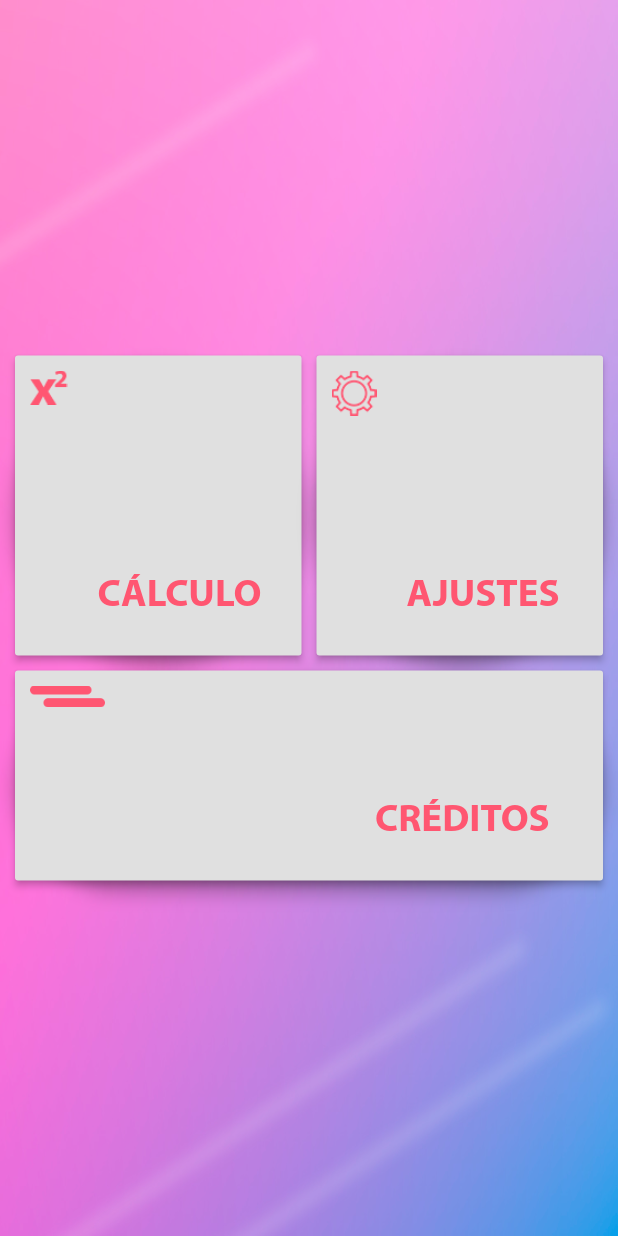
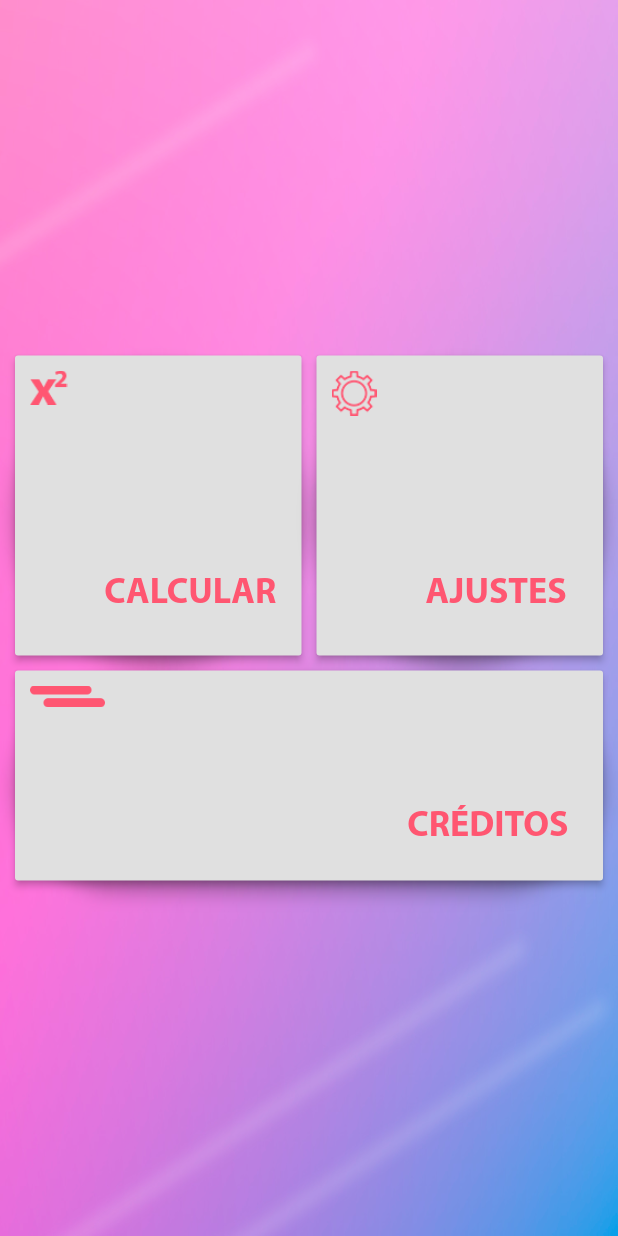
Before and after one commit to vsoldera/App-Resmat, a Flutter app: the screen it shows after launch, after a tap on "AJUSTES", after a tap on "Voltar", on a phone screen of 412 x 824 dp. Run offline on Flutter 3.47's test engine with Material 2 defaults, Android fonts, the phone set to English and light mode, and no system bars; our stand-ins replace shared_preferences.

Commit message:
Finalizado
Ajustes gerais e novas funcoes que implementao a mudanca de idioma em varias paginas. Shared preferences agora engloba tambem os sistemas de medidas. A Home ja suporta automaticamente a mudanca de idioma

```diff
--- a/resmat/lang/en.json
+++ b/resmat/lang/en.json
@@ -2,7 +2,9 @@
     "home":
         {
             "title" : "Home",
-            "buttonEnglish": ""
+            "button1": "CALCULATE",
+            "button2": "SETTINGS",
+            "button3": "CREDITS"
         }
     ,
     "configurations":
--- a/resmat/lang/pt.json
+++ b/resmat/lang/pt.json
@@ -2,7 +2,9 @@
     "home":
         {
             "title" : "Início",
-            "buttonEnglish": ""
+            "button1": "CALCULAR",
+            "button2": "AJUSTES",
+            "button3": "CRÉDITOS"
         }
     ,
     "configurations":
--- a/resmat/lib/Configurations.dart
+++ b/resmat/lib/Configurations.dart
@@ -7,7 +7,11 @@ import 'Language.dart';
 const Locale ptbr = Locale("pt", "BR");
 const Locale english = Locale("en", "US");
 Future<String> switchDeLinguagem;
-
+Future<String> confBtnSetCor;
+var colorImperialButton;
+var colorInternationalButton;
+var colorPtButton;
+var colorEnButton;
 
 class ConfigurationsPage extends StatefulWidget{
 
@@ -22,12 +26,31 @@ class ConfigurationsPage extends StatefulWidget{
 class _ConfigButtonsWidget extends State<ConfigurationsPage> {
 
 
+   Future<String> verificaSetSistemaMedida() async{ //vai verificar no shared preferences o que o usuario havia selecionado, caso nao bata com nadoka seta international bb, pq esse é o role
+    String aux = await SharedPreferenceSetting().getSystem();
+    if(aux == "imperial"){
+      colorInternationalButton = Color.fromRGBO(255, 86, 113, 1);
+      colorImperialButton = Color.fromRGBO(143, 48, 58, 1);
+      return "imperial";
+    }
+    else{
+       colorImperialButton = Color.fromRGBO(255, 86, 113, 1);
+       colorInternationalButton = Color.fromRGBO(143, 48, 58, 1);
+      return "international";
+
+    }
+  }
+
   Future<String> verificaSetLinguagemDeUsuario() async{
     String aux = await SharedPreferenceSetting().getLanguage();
     if(aux == "en"){
+      colorEnButton =  Color.fromRGBO(143, 48, 58, 1);
+      colorPtButton =  Color.fromRGBO(255, 86, 113, 1);
       return "en";
     }
     else{
+       colorEnButton =   Color.fromRGBO(255, 86, 113, 1);
+      colorPtButton = Color.fromRGBO(143, 48, 58, 1);
       return "pt";
 
     }
@@ -35,6 +58,11 @@ class _ConfigButtonsWidget extends State<ConfigurationsPage> {
 
 
   Widget build(BuildContext context) {
+
+
+
+
+
 
     var body = Center(//BODY DO APP
       heightFactor: 3,
@@ -99,7 +127,7 @@ class _ConfigButtonsWidget extends State<ConfigurationsPage> {
                                          shape: RoundedRectangleBorder(
                                           borderRadius: BorderRadius.circular(10.0),
                                           side: BorderSide(color: Colors.red)),
-                                          color: Color.fromRGBO(255, 86, 113, 1),
+                                          color: colorEnButton,
                                           textColor: Colors.white,
                                           onPressed:   _toggleLanguageEN,
                                           child:
@@ -129,7 +157,7 @@ class _ConfigButtonsWidget extends State<ConfigurationsPage> {
                                          shape: RoundedRectangleBorder(
                                           borderRadius: BorderRadius.circular(10.0),
                                           side: BorderSide(color: Colors.red)),
-                                          color: Color.fromRGBO(255, 86, 113, 1),
+                                          color: colorPtButton,
                                           textColor: Colors.white,
                                           onPressed:   _toggleLanguagePT,
                                           child:
@@ -153,6 +181,13 @@ class _ConfigButtonsWidget extends State<ConfigurationsPage> {
                               ),
                             ),
                                 Align(alignment: Alignment.topLeft,child: Text(AppLocalizations.of(context).translate("configurations", snapshot.data, "secondTitle"),textAlign: TextAlign.left, style: TextStyle(fontSize: 30, fontFamily: 'Myriad-Bold', color: Color.fromRGBO(77, 76, 76, 1)))),
+
+                                FutureBuilder(
+                                  future: confBtnSetCor, // essa variavel vai definir qual sistema de media esta selecionado e mudar a cor dele de fundinho bjos
+                                  builder: (context, result) {
+                                    if (result.hasData) {
+
+                                      return
                                           Container(
                                             child:Row(
                                             mainAxisAlignment: MainAxisAlignment.spaceEvenly,
@@ -165,9 +200,9 @@ class _ConfigButtonsWidget extends State<ConfigurationsPage> {
                                                   shape: RoundedRectangleBorder(
                                                     borderRadius: BorderRadius.circular(10.0),
                                                     side: BorderSide(color: Colors.red)),
-                                          color: Color.fromRGBO(255, 86, 113, 1),
+                                                    color: colorInternationalButton,
                                                     textColor: Colors.white,
-                                          onPressed:  (){},
+                                                    onPressed: _toggleSystemInternational,
                                                     child:
                                                     Row(
                                                       mainAxisAlignment: MainAxisAlignment.spaceEvenly,
@@ -192,9 +227,9 @@ class _ConfigButtonsWidget extends State<ConfigurationsPage> {
                                                   shape: RoundedRectangleBorder(
                                                     borderRadius: BorderRadius.circular(10.0),
                                                     side: BorderSide(color: Colors.red)),
-                                          color: Color.fromRGBO(255, 86, 113, 1),
+                                                    color:colorImperialButton,
                                                     textColor: Colors.white,
-                                          onPressed:  (){},
+                                                    onPressed:  _toggleSystemImperial,
                                                     child:
                                                     Row(
                                                       mainAxisAlignment: MainAxisAlignment.spaceEvenly,
@@ -213,7 +248,24 @@ class _ConfigButtonsWidget extends State<ConfigurationsPage> {
 
                                               ],
                                             ),
+                                          );
+
+
+
+
+
+                                    }else{
+                                       return Center(
+                                        child: CircularProgressIndicator(),
+                                       );
+                                    }
+
+                                  }
                                 )
+
+
+
+
                               ],
                             ),
                           );
@@ -234,11 +286,18 @@ class _ConfigButtonsWidget extends State<ConfigurationsPage> {
       appBar: null,
           body: body,
       );
+
+
+
+
+
+
+
 }
-
 
  void initState(){
     switchDeLinguagem =  verificaSetLinguagemDeUsuario(); // a chamada de valor DEVE SER SEMPRE antes do initSate*** devido a arvore de construcao do widget
+    confBtnSetCor = verificaSetSistemaMedida(); //seta logo de inicio o que vc quer mano, nao perde tempo, future is logo la
     super.initState();
 
   }
@@ -260,4 +319,17 @@ void _toggleLanguagePT() {
   });
 }
 
+void _toggleSystemImperial()  {
+  setState(() {
+    SharedPreferenceSetting().setSystem("imperial");
+    confBtnSetCor =  verificaSetSistemaMedida();
+  });
 }
+void _toggleSystemInternational()  {
+  setState(() {
+    SharedPreferenceSetting().setSystem("international");
+    confBtnSetCor =  verificaSetSistemaMedida();
+  });
+}
+
+}
--- a/resmat/lib/Home.dart
+++ b/resmat/lib/Home.dart
@@ -2,26 +2,33 @@ import 'package:flutter/cupertino.dart';
 import 'package:flutter/material.dart';
 import 'Configurations.dart';
 import 'Language.dart';
+import 'SharedSettings.dart';
+import 'Language.dart';
 
-class Home extends StatelessWidget {
-  Widget build(BuildContext context) {
-    return Scaffold(
-        appBar: null,
-        body: Container(
-            decoration: BoxDecoration(
-                image: DecorationImage(
-                    image: AssetImage("images/back1.jpg"), fit: BoxFit.fill)),
-            child: Center(heightFactor: 5, child: MenuButtons())));
-  }
+class Home extends StatefulWidget {
+
+   _HomeWidget createState() => _HomeWidget();
+
+
 }
 
-class MenuButtons extends StatelessWidget {
-  Widget build(BuildContext context) {
-    var btnCalculo = Expanded(
+class _HomeWidget extends State<Home> {
+ Future<String> verificaSetLinguagemDeUsuario() async{
+    String aux = await SharedPreferenceSetting().getLanguage();
+    if(aux == "en"){
+      return "en";
+    }
+    else{
+      return "pt";
+
+    }
+  }
 
 
 
 
+  Widget build(BuildContext context) {
+    var btnCalculo = Expanded(
                 child: Container(
                     decoration: new BoxDecoration(
                       borderRadius: BorderRadius.circular(100),
@@ -61,11 +68,27 @@ class MenuButtons extends StatelessWidget {
                                   Container(
                                     alignment: Alignment.bottomRight,
                                     padding: const EdgeInsets.fromLTRB(
-                                        20, 135, 5, 10),
-                                    child: const Text('CÁLCULO',
-                                        style: TextStyle(
-                                            fontFamily: 'Myriad-Bold',
-                                            fontSize: 26)),
+                                        0, 135, 5, 10),
+                                    width: MediaQuery.of(context).size.width * 0.35,
+                                    child:
+                                    FutureBuilder(
+                                      future: switchDeLinguagem,
+                                      builder: (context, snapshot) {
+                                        if (snapshot.hasData) {
+                                          return
+                                            Text(AppLocalizations.of(context).translate("home", snapshot.data, "button1"),
+                                            style: TextStyle(
+                                            fontFamily: 'Myriad-Bold', fontSize: 24));
+                                        }else{
+                                          return
+                                          Center(
+                                              child: CircularProgressIndicator(),
+                                            );
+                                        }
+
+
+                                      }),
+
                                   )
                                 ],
                               ),
@@ -76,8 +99,6 @@ class MenuButtons extends StatelessWidget {
 
 
         );
-
-
 
     var btnAjustes = Expanded(
       child: Container(
@@ -123,10 +144,30 @@ class MenuButtons extends StatelessWidget {
                       children: <Widget>[
                         Container(
                           alignment: Alignment.bottomRight,
-                          padding: const EdgeInsets.fromLTRB(20, 135, 5, 10),
-                          child: const Text('AJUSTES',
-                              style: TextStyle(
-                                  fontFamily: 'Myriad-Bold', fontSize: 26)),
+                          width: MediaQuery.of(context).size.width * 0.32,
+                          padding: const EdgeInsets.fromLTRB(0, 135, 5, 10),
+                          child:
+                          FutureBuilder(
+                            future: switchDeLinguagem,
+                            builder: (context, snapshot) {
+                              if (snapshot.hasData) {
+                                return
+                                  Text(AppLocalizations.of(context).translate("home", snapshot.data, "button2"),
+                                  style: TextStyle(
+                                  fontFamily: 'Myriad-Bold', fontSize: 24));
+                              }else{
+                                 return
+                                 Center(
+                                    child: CircularProgressIndicator(),
+                                  );
+                              }
+
+
+                            }),
+
+
+
+
                         )
                       ],
                     ),
@@ -174,11 +215,30 @@ class MenuButtons extends StatelessWidget {
                       children: <Widget>[
                         Container(
                           alignment: Alignment.bottomRight,
-                          padding: const EdgeInsets.fromLTRB(180, 75, 5, 10),
-                          child: Text('CRÉDITOS',
-                              style: TextStyle(
-                                  fontFamily: 'Myriad-Bold', fontSize: 26)),
+                          width: MediaQuery.of(context).size.width * 0.75,
+                          padding: const EdgeInsets.fromLTRB(0, 80, 0, 0),
+                          child: FutureBuilder(
+                            future: switchDeLinguagem,
+                            builder: (context, snapshot) {
+                              if (snapshot.hasData) {
+                                return
+                                  Text(AppLocalizations.of(context).translate("home", snapshot.data, "button3"),textAlign: TextAlign.right,
+                                  style: TextStyle(
+                                  fontFamily: 'Myriad-Bold', fontSize: 24));
+                              }else{
+                                 return
+                                 Center(
+                                    child: CircularProgressIndicator(),
+                                  );
+                              }
+
+
+                            }),
+
+
                         )
+
+
                       ],
                     ),
                   ],
@@ -186,7 +246,8 @@ class MenuButtons extends StatelessWidget {
           )),
     );
 
-    return Container(
+
+     var body = Container(
       margin: EdgeInsets.fromLTRB(10, 0, 10, 0),
       child: Column(
         mainAxisSize: MainAxisSize.min,
@@ -207,5 +268,23 @@ class MenuButtons extends StatelessWidget {
         ],
       ),
     );
+
+
+
+
+
+ return Scaffold(
+        appBar: null,
+        body: Container(
+            decoration: BoxDecoration(
+                image: DecorationImage(
+                    image: AssetImage("images/back1.jpg"), fit: BoxFit.fill)),
+            child: Center(heightFactor: 5, child: body )));
+ }
+
+  void initState(){
+    switchDeLinguagem = verificaSetLinguagemDeUsuario(); // a chamada de valor DEVE SER SEMPRE antes do initSate*** devido a arvore de construcao do widget
+    super.initState();
+
   }
 }
--- a/resmat/lib/main.dart
+++ b/resmat/lib/main.dart
@@ -8,6 +8,7 @@ import 'Language.dart';
 void main()  {
   runApp(
     MaterialApp(
+       debugShowCheckedModeBanner: false,
       theme: ThemeData(fontFamily: 'Myriad-Regular'),
       home: MyLanguage(), //run the home page of the application
     ),
```
Lines whose indentation alone changed are shown as unchanged.
